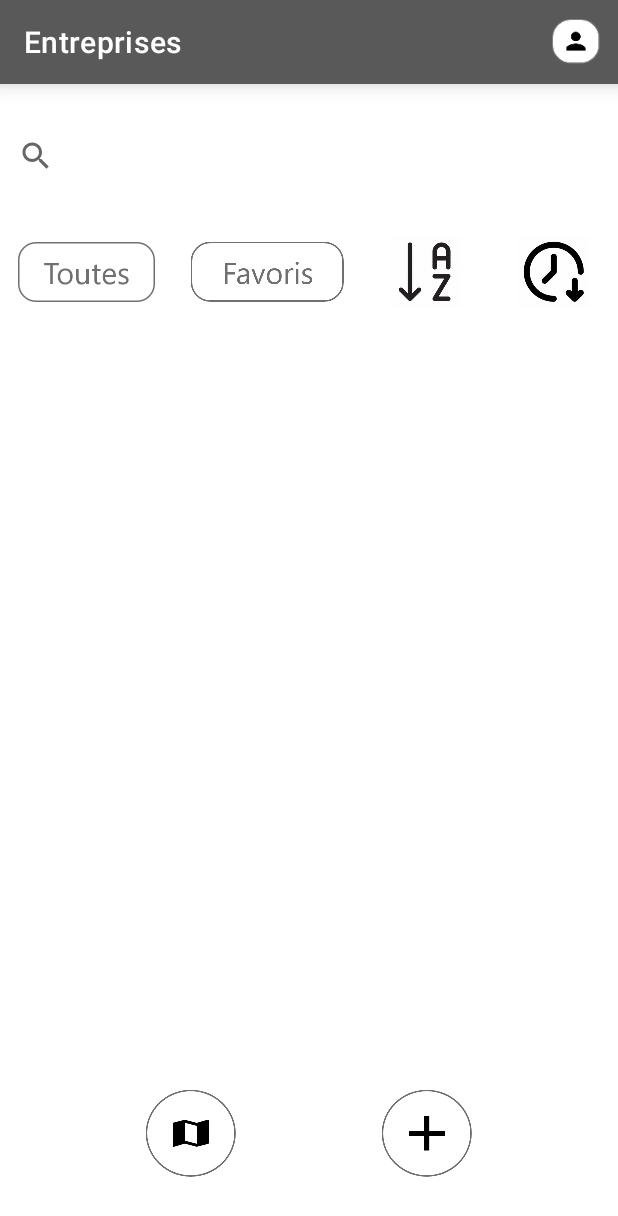
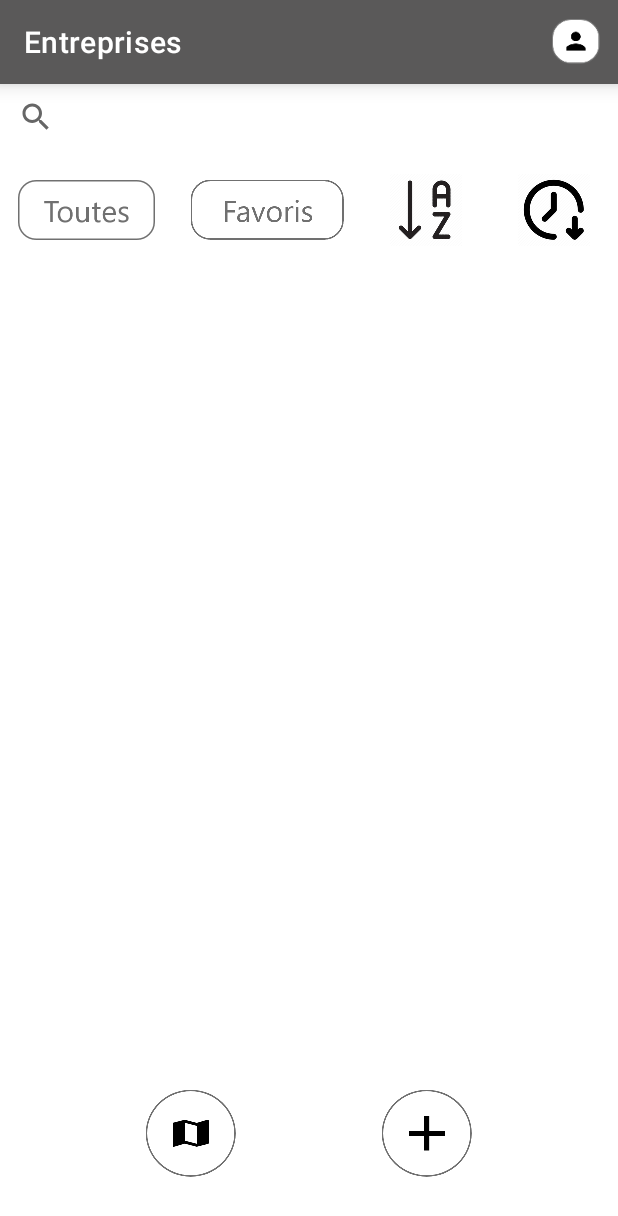
Before and after one commit to SamSebille/TP1Mobile, an Android app: the MenuActivity screen opened directly, with no data from a screen before it, on a phone screen of 412 x 824 dp. Shown: the top 1216 px of the screen. Run offline under Robolectric (Android 15) with nearby library versions, the phone set to English and light mode, and no system bars.

Commit message:
correction interface paysage

```diff
--- a/app/src/main/java/ca/qc/bdeb/c5gm/tp1moblie/Entreprise.java
+++ b/app/src/main/java/ca/qc/bdeb/c5gm/tp1moblie/Entreprise.java
@@ -1,4 +1,6 @@
 package ca.qc.bdeb.c5gm.tp1moblie;
+
+import com.google.android.gms.maps.model.LatLng;
 
 import java.util.Comparator;
 import java.util.Locale;
@@ -15,6 +17,7 @@ public class Entreprise {
     private String web;
     private String adresse;
     private String date;
+    private LatLng position;
     private boolean favori;
 
     public Entreprise(String nom, String contact, String courriel, String telephone, String web, String adresse, String date) {
--- a/app/src/main/res/layout-land/activity_menu.xml
+++ b/app/src/main/res/layout-land/activity_menu.xml
@@ -21,14 +21,14 @@
         android:layout_width="wrap_content"
         android:layout_height="wrap_content"
         android:orientation="horizontal"
-        app:layout_constraintGuide_percent="0.28" />
+        app:layout_constraintGuide_begin="100dp" />
 
     <androidx.constraintlayout.widget.Guideline
         android:id="@+id/guideline3"
         android:layout_width="wrap_content"
         android:layout_height="wrap_content"
         android:orientation="horizontal"
-        app:layout_constraintGuide_percent="0.47" />
+        app:layout_constraintGuide_begin="180dp" />
 
     <androidx.constraintlayout.widget.Guideline
         android:id="@+id/guideline5"
@@ -41,7 +41,7 @@
         android:id="@+id/sai_recherche"
         android:layout_width="0dp"
         android:layout_height="wrap_content"
-        app:layout_constraintBottom_toTopOf="@+id/linearLayout2"
+        app:layout_constraintBottom_toTopOf="@+id/guideline2"
         app:layout_constraintEnd_toEndOf="parent"
         app:layout_constraintHorizontal_bias="0.0"
         app:layout_constraintStart_toStartOf="parent"
--- a/app/src/main/res/layout/activity_main.xml
+++ b/app/src/main/res/layout/activity_main.xml
@@ -24,7 +24,7 @@
         android:layout_width="wrap_content"
         android:layout_height="wrap_content"
         android:orientation="horizontal"
-        app:layout_constraintGuide_percent="0.5" />
+        app:layout_constraintGuide_percent="0.45" />
 
     <LinearLayout
         android:id="@+id/linearLayout"
--- a/app/src/main/res/layout/activity_menu.xml
+++ b/app/src/main/res/layout/activity_menu.xml
@@ -21,14 +21,14 @@
         android:layout_width="wrap_content"
         android:layout_height="wrap_content"
         android:orientation="horizontal"
-        app:layout_constraintGuide_percent="0.17" />
+        app:layout_constraintGuide_begin="100dp" />
 
     <androidx.constraintlayout.widget.Guideline
         android:id="@+id/guideline3"
         android:layout_width="wrap_content"
         android:layout_height="wrap_content"
         android:orientation="horizontal"
-        app:layout_constraintGuide_percent="0.27" />
+        app:layout_constraintGuide_begin="180dp" />
 
     <androidx.constraintlayout.widget.Guideline
         android:id="@+id/guideline4"
@@ -41,7 +41,7 @@
         android:id="@+id/sai_recherche"
         android:layout_width="0dp"
         android:layout_height="wrap_content"
-        app:layout_constraintBottom_toTopOf="@+id/linearLayout2"
+        app:layout_constraintBottom_toTopOf="@+id/guideline2"
         app:layout_constraintEnd_toEndOf="parent"
         app:layout_constraintHorizontal_bias="0.0"
         app:layout_constraintStart_toStartOf="parent"
```
